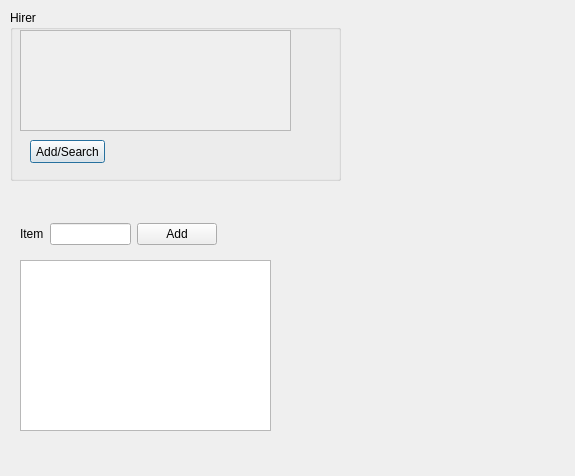
The window that rentdialog.ui (RoskildeSkiklub/ssfh) describes before a commit, drawn with Qt 5.
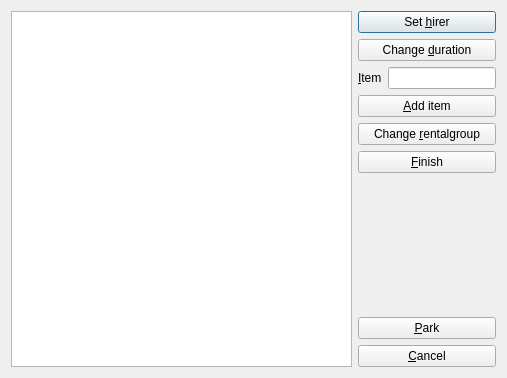
The same window after the commit.

Commit message: Cleaned up dialog. Added a good first shot on a state machine

```diff
--- a/rentdialog.ui
+++ b/rentdialog.ui
@@ -6,96 +6,123 @@
    <rect>
     <x>0</x>
     <y>0</y>
-    <width>575</width>
-    <height>476</height>
+    <width>507</width>
+    <height>378</height>
    </rect>
   </property>
   <property name="windowTitle">
    <string>Rent out items</string>
   </property>
-  <widget class="QGroupBox" name="groupBox">
-   <property name="geometry">
-    <rect>
-     <x>10</x>
-     <y>10</y>
-     <width>331</width>
-     <height>171</height>
-    </rect>
-   </property>
-   <property name="title">
-    <string>Hirer</string>
-   </property>
-   <widget class="QPushButton" name="pushButton">
-    <property name="geometry">
-     <rect>
-      <x>20</x>
-      <y>130</y>
-      <width>75</width>
-      <height>23</height>
-     </rect>
-    </property>
+  <layout class="QGridLayout" name="gridLayout">
+   <item row="0" column="0">
+    <widget class="QTextEdit" name="output_contract_textEdit">
+     <property name="readOnly">
+      <bool>true</bool>
+     </property>
+    </widget>
+   </item>
+   <item row="0" column="1">
+    <layout class="QVBoxLayout" name="verticalLayout">
+     <item>
+      <widget class="QPushButton" name="input_hirer_pushButton">
     <property name="text">
-     <string>Add/Search</string>
-    </property>
-   </widget>
-   <widget class="QTextEdit" name="textEdit_hirer">
-    <property name="enabled">
-     <bool>false</bool>
-    </property>
-    <property name="geometry">
-     <rect>
-      <x>10</x>
-      <y>20</y>
-      <width>271</width>
-      <height>101</height>
-     </rect>
-    </property>
-   </widget>
-  </widget>
-  <widget class="QTextEdit" name="textEdit_items">
-   <property name="geometry">
-    <rect>
-     <x>20</x>
-     <y>260</y>
-     <width>251</width>
-     <height>171</height>
-    </rect>
-   </property>
-  </widget>
-  <widget class="QWidget" name="layoutWidget">
-   <property name="geometry">
-    <rect>
-     <x>20</x>
-     <y>220</y>
-     <width>197</width>
-     <height>28</height>
-    </rect>
-   </property>
-   <layout class="QHBoxLayout" name="horizontalLayout_7">
+        <string>Set &amp;hirer</string>
+       </property>
+      </widget>
+     </item>
+     <item>
+      <widget class="QPushButton" name="input_duration_pushButton">
+       <property name="text">
+        <string>Change &amp;duration</string>
+       </property>
+      </widget>
+     </item>
     <item>
      <layout class="QHBoxLayout" name="horizontalLayout_6">
       <item>
        <widget class="QLabel" name="label_5">
         <property name="text">
-         <string>Item</string>
-        </property>
+          <string>&amp;Item</string>
+         </property>
+         <property name="buddy">
+          <cstring>input_item_lineEdit</cstring>
+         </property>
        </widget>
       </item>
       <item>
-       <widget class="QLineEdit" name="lineEdit_item"/>
+        <widget class="QLineEdit" name="input_item_lineEdit">
+         <property name="sizePolicy">
+          <sizepolicy hsizetype="Minimum" vsizetype="Fixed">
+           <horstretch>0</horstretch>
+           <verstretch>0</verstretch>
+          </sizepolicy>
+         </property>
+        </widget>
       </item>
      </layout>
     </item>
     <item>
-     <widget class="QPushButton" name="addButton">
+      <widget class="QPushButton" name="input_addItem_pushButton">
       <property name="text">
-       <string>Add</string>
+        <string>&amp;Add item</string>
       </property>
      </widget>
     </item>
-   </layout>
-  </widget>
- </widget>
+     <item>
+      <widget class="QPushButton" name="input_rentalgroup_pushButton">
+       <property name="text">
+        <string>Change &amp;rentalgroup</string>
+       </property>
+      </widget>
+     </item>
+     <item>
+      <widget class="QPushButton" name="input_finish_pushButton">
+       <property name="text">
+        <string>&amp;Finish</string>
+       </property>
+      </widget>
+     </item>
+     <item>
+      <spacer name="verticalSpacer">
+       <property name="orientation">
+        <enum>Qt::Vertical</enum>
+       </property>
+       <property name="sizeHint" stdset="0">
+        <size>
+         <width>20</width>
+         <height>40</height>
+        </size>
+       </property>
+      </spacer>
+     </item>
+     <item>
+      <widget class="QPushButton" name="input_park_pushButton">
+       <property name="text">
+        <string>&amp;Park</string>
+       </property>
+      </widget>
+     </item>
+     <item>
+      <widget class="QPushButton" name="input_cancel_pushButton">
+       <property name="text">
+        <string>&amp;Cancel</string>
+       </property>
+      </widget>
+     </item>
+    </layout>
+   </item>
+  </layout>
+ </widget>
+ <tabstops>
+  <tabstop>input_hirer_pushButton</tabstop>
+  <tabstop>input_duration_pushButton</tabstop>
+  <tabstop>input_item_lineEdit</tabstop>
+  <tabstop>input_addItem_pushButton</tabstop>
+  <tabstop>input_rentalgroup_pushButton</tabstop>
+  <tabstop>input_finish_pushButton</tabstop>
+  <tabstop>input_cancel_pushButton</tabstop>
+  <tabstop>output_contract_textEdit</tabstop>
+ </tabstops>
  <resources/>
  <connections/>
 </ui>
```
Lines whose indentation alone changed are shown as unchanged. The commit also changes 2 other files.
